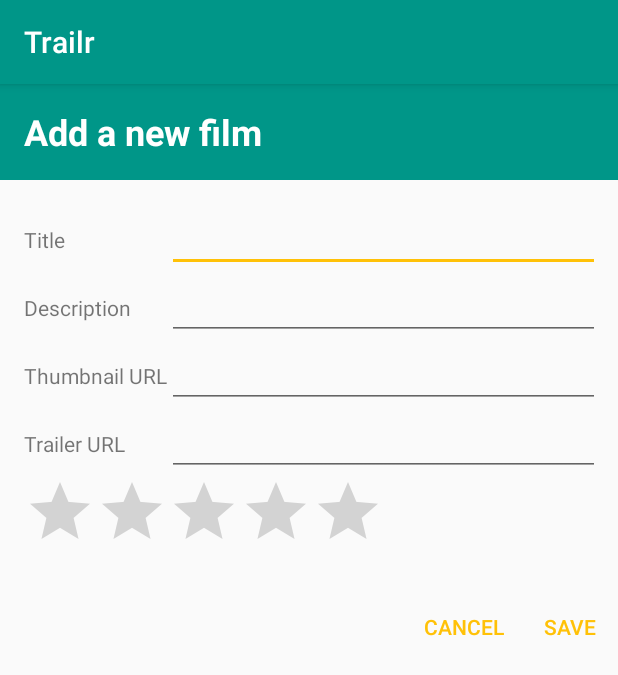
After one commit to dontdropmybass/Trailr, an Android app: the NewFilmActivity screen opened directly, with no data from a screen before it, on a phone screen of 412 x 824 dp. The commit adds this screen. Shown: the top 675 px of the screen. Run offline under Robolectric (Android 15) with nearby library versions, the phone set to English and light mode, and no system bars.

Commit message:
finished everything to spec

```diff
--- a/app/src/main/java/ca/alexcochrane/trailr/MainActivity.java
+++ b/app/src/main/java/ca/alexcochrane/trailr/MainActivity.java
@@ -1,5 +1,6 @@
 package ca.alexcochrane.trailr;
 
+import android.content.Intent;
 import android.database.Cursor;
 import android.support.v7.app.AppCompatActivity;
 import android.os.Bundle;
--- /dev/null
+++ b/app/src/main/java/ca/alexcochrane/trailr/NewFilmActivity.java
@@ -0,0 +1,51 @@
+package ca.alexcochrane.trailr;
+
+import android.content.Intent;
+import android.support.v7.app.AppCompatActivity;
+import android.os.Bundle;
+import android.view.View;
+import android.widget.Button;
+import android.widget.EditText;
+import android.widget.RatingBar;
+
+import ca.alexcochrane.trailr.model.Film;
+
+public class NewFilmActivity extends AppCompatActivity {
+
+    @Override
+    protected void onCreate(Bundle savedInstanceState) {
+        super.onCreate(savedInstanceState);
+        setContentView(R.layout.activity_new_film);
+
+        final EditText titleField = (EditText) findViewById(R.id.titleField);
+        final EditText descriptionField = (EditText) findViewById(R.id.descriptionField);
+        final EditText thumbnailField = (EditText) findViewById(R.id.thumbnailField);
+        final EditText trailerField = (EditText) findViewById(R.id.trailerField);
+        final RatingBar ratingField = (RatingBar) findViewById(R.id.ratingField);
+        Button cancelButton = (Button) findViewById(R.id.cancelButton);
+        Button okButton = (Button) findViewById(R.id.okButton);
+
+        cancelButton.setOnClickListener(new View.OnClickListener() {
+            @Override
+            public void onClick(View view) {
+                startActivity(new Intent(NewFilmActivity.this, MainActivity.class));
+            }
+        });
+
+        okButton.setOnClickListener(new View.OnClickListener() {
+            @Override
+            public void onClick(View view) {
+                new Film(
+                        -1,
+                        ratingField.getRating(),
+                        titleField.getText().toString(),
+                        descriptionField.getText().toString(),
+                        thumbnailField.getText().toString(),
+                        trailerField.getText().toString()
+                ).saveNew(NewFilmActivity.this);
+
+                startActivity(new Intent(NewFilmActivity.this, MainActivity.class));
+            }
+        });
+    }
+}
--- /dev/null
+++ b/app/src/main/res/layout/activity_new_film.xml
@@ -0,0 +1,90 @@
+<?xml version="1.0" encoding="utf-8"?>
+
+<LinearLayout xmlns:android="http://schemas.android.com/apk/res/android"
+    android:orientation="vertical"
+    android:layout_width="match_parent"
+    android:layout_height="match_parent">
+
+    <android.support.v7.widget.Toolbar
+        android:layout_width="match_parent"
+        android:layout_height="64dp"
+        android:background="@color/primary">
+
+        <TextView
+            android:layout_width="wrap_content"
+            android:layout_height="wrap_content"
+            android:textSize="24sp"
+            android:textStyle="bold"
+            android:textColor="@color/icons"
+            android:text="@string/new_film"/>
+
+    </android.support.v7.widget.Toolbar>
+
+    <GridLayout xmlns:android="http://schemas.android.com/apk/res/android"
+        android:layout_width="match_parent"
+        android:layout_height="wrap_content"
+        android:columnCount="2"
+        android:padding="16dp">
+
+        <TextView
+            android:text="@string/title" />
+        <EditText
+            android:id="@+id/titleField"
+            android:inputType="text"
+            android:layout_width="match_parent"
+            android:layout_height="wrap_content" />
+
+        <TextView
+            android:text="@string/description" />
+        <EditText
+            android:id="@+id/descriptionField"
+            android:inputType="text"
+            android:layout_width="match_parent"
+            android:layout_height="wrap_content"/>
+
+        <TextView
+            android:text="@string/thumbnail_url" />
+        <EditText
+            android:id="@+id/thumbnailField"
+            android:inputType="text"
+            android:layout_width="match_parent"
+            android:layout_height="wrap_content"/>
+
+        <TextView
+            android:text="@string/trailer_url" />
+        <EditText
+            android:id="@+id/trailerField"
+            android:inputType="text"
+            android:layout_width="match_parent"
+            android:layout_height="wrap_content"/>
+
+        <RatingBar
+            android:id="@+id/ratingField"
+            android:layout_columnSpan="2"
+            android:layout_width="wrap_content"
+            android:layout_height="wrap_content"/>
+
+    </GridLayout>
+
+    <LinearLayout
+        android:layout_width="match_parent"
+        android:layout_height="wrap_content">
+        <Space
+            android:layout_width="0dp"
+            android:layout_weight="1"
+            android:layout_height="wrap_content" />
+        <Button
+            android:id="@+id/cancelButton"
+            android:layout_width="wrap_content"
+            android:layout_height="wrap_content"
+            android:text="@string/cancel"
+            style="?buttonBarButtonStyle"/>
+        <Button
+            android:id="@+id/okButton"
+            android:layout_width="wrap_content"
+            android:layout_height="wrap_content"
+            android:text="@string/save"
+            style="?buttonBarButtonStyle"/>
+    </LinearLayout>
+
+</LinearLayout>
--- a/app/src/main/res/values/colors.xml
+++ b/app/src/main/res/values/colors.xml
@@ -8,4 +8,6 @@
     <color name="secondary_text">#757575</color>
     <color name="icons">#FFFFFF</color>
     <color name="divider">#BDBDBD</color>
+
+    <color name="black_overlay">#66000000</color>
 </resources>
--- a/app/src/main/res/values/strings.xml
+++ b/app/src/main/res/values/strings.xml
@@ -1,4 +1,17 @@
 <resources>
     <string name="app_name">Trailr</string>
     <string name="thumbnail">Thumbnail</string>
+    <string name="title">Title</string>
+    <string name="description">Description</string>
+    <string name="rating">Rating</string>
+    <string name="trailer_url">Trailer URL</string>
+    <string name="thumbnail_url">Thumbnail URL</string>
+    <string name="new_film">Add a new film</string>
+    <string name="save">Save</string>
+    <string name="cancel">Cancel</string>
+
+    <string name="title_activity_watch_trailer">WatchTrailerActivity</string>
+    <string name="sure_want_delete">Are you sure you want to delete this film?</string>
+    <string name="yes">Yes</string>
+    <string name="no">No</string>
 </resources>
```
Also changed, not shown: app/src/main/AndroidManifest.xml (+5 -4 lines), app/src/main/java/ca/alexcochrane/trailr/WatchTrailerActivity.java (added, +29 -0 lines), app/src/main/java/ca/alexcochrane/trailr/controller/FilmAdapter.java (+53 -0 lines), app/src/main/java/ca/alexcochrane/trailr/model/Film.java (+8 -1 lines), app/src/main/java/ca/alexcochrane/trailr/view/FilmFragment.java (+14 -2 lines), app/src/main/res/layout/activity_watch_trailer.xml (added, +18 -0 lines), app/src/main/res/layout/dialog_add_film.xml (deleted, +0 -11 lines), app/src/main/res/layout/fragment_film_list.xml (+24 -8 lines), app/src/main/res/values/attrs.xml (added, +12 -0 lines), app/src/main/res/values/styles.xml (+12 -0 lines).
